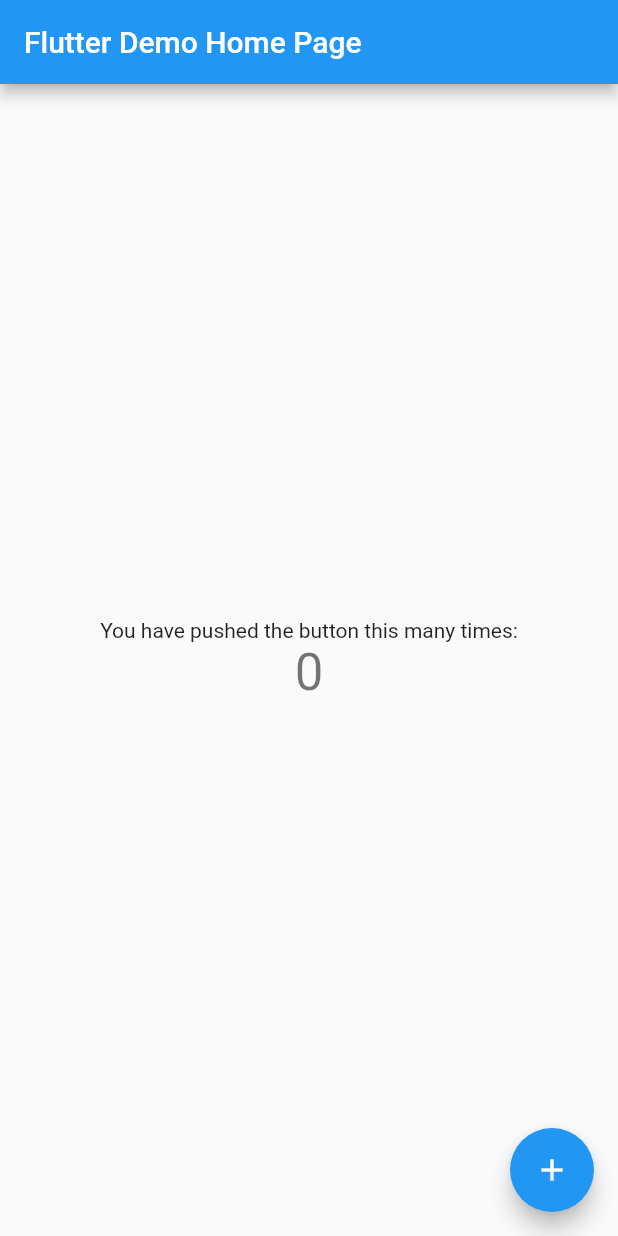
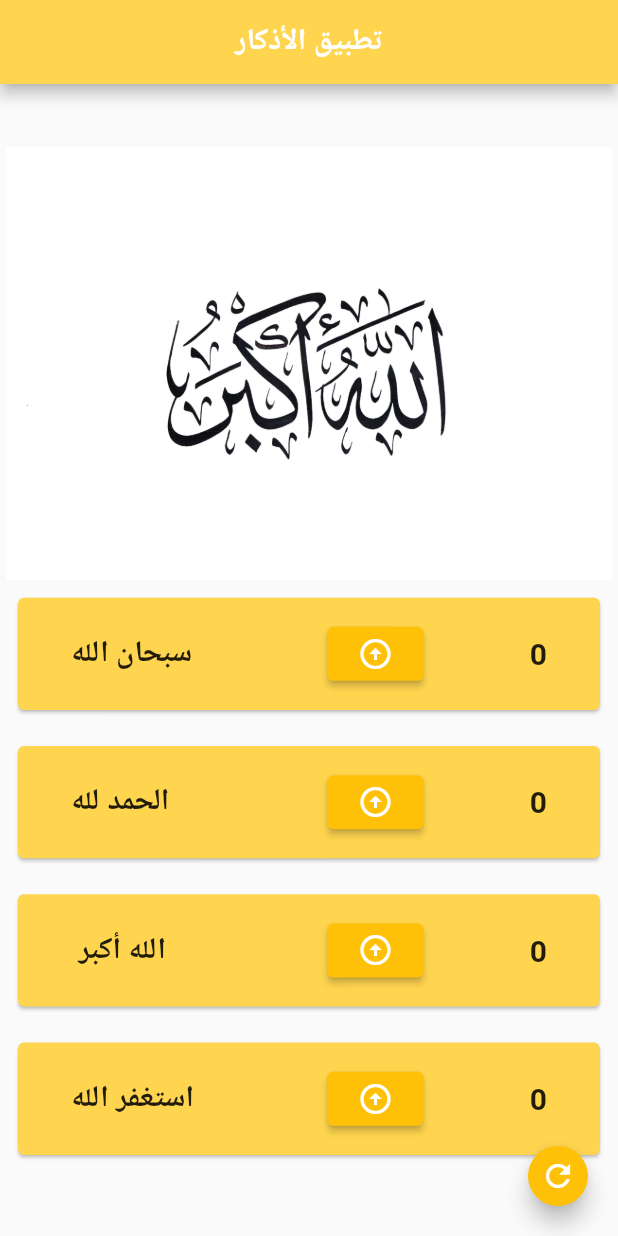
Before and after one commit to Mohamedabdeltawab86/counters-with-different-state-managers, a Flutter app: the screen it shows after launch, on a phone screen of 412 x 824 dp. Run offline on Flutter 3.47's test engine with Material 2 defaults, Android fonts, the phone set to English and light mode, and no system bars.

Commit message:
add image and 4 zekrs

```diff
--- a/lib/main.dart
+++ b/lib/main.dart
@@ -1,3 +1,4 @@
+import 'package:counter_state_3/row.dart';
 import 'package:flutter/material.dart';
 
 void main() {
@@ -7,21 +8,12 @@
 class MyApp extends StatelessWidget {
   const MyApp({super.key});
 
-  // This widget is the root of your application.
   @override
   Widget build(BuildContext context) {
     return MaterialApp(
+      debugShowCheckedModeBanner: false,
       title: 'Flutter Demo',
       theme: ThemeData(
-        // This is the theme of your application.
-        //
-        // Try running your application with "flutter run". You'll see the
-        // application has a blue toolbar. Then, without quitting the app, try
-        // changing the primarySwatch below to Colors.green and then invoke
-        // "hot reload" (press "r" in the console where you ran "flutter run",
-        // or simply save your changes to "hot reload" in a Flutter IDE).
-        // Notice that the counter didn't reset back to zero; the application
-        // is not restarted.
         primarySwatch: Colors.blue,
       ),
       home: const MyHomePage(title: 'Flutter Demo Home Page'),
@@ -32,15 +24,6 @@
 class MyHomePage extends StatefulWidget {
   const MyHomePage({super.key, required this.title});
 
-  // This widget is the home page of your application. It is stateful, meaning
-  // that it has a State object (defined below) that contains fields that affect
-  // how it looks.
-
-  // This class is the configuration for the state. It holds the values (in this
-  // case the title) provided by the parent (in this case the App widget) and
-  // used by the build method of the State. Fields in a Widget subclass are
-  // always marked "final".
-
   final String title;
 
   @override
@@ -48,68 +31,105 @@
 }
 
 class _MyHomePageState extends State<MyHomePage> {
-  int _counter = 0;
+  int _counter1 = 0;
+  int _counter2 = 0;
+  int _counter3 = 0;
+  int _counter4 = 0;
 
-  void _incrementCounter() {
+  void _incrementCounter1() {
     setState(() {
-      // This call to setState tells the Flutter framework that something has
-      // changed in this State, which causes it to rerun the build method below
-      // so that the display can reflect the updated values. If we changed
-      // _counter without calling setState(), then the build method would not be
-      // called again, and so nothing would appear to happen.
-      _counter++;
+      _counter1++;
+    });
+  }
+
+  void _incrementCounter2() {
+    setState(() {
+      _counter2++;
+    });
+  }
+
+  void _incrementCounter3() {
+    setState(() {
+      _counter3++;
+    });
+  }
+
+  void _incrementCounter4() {
+    setState(() {
+      _counter4++;
     });
   }
 
   @override
   Widget build(BuildContext context) {
-    // This method is rerun every time setState is called, for instance as done
-    // by the _incrementCounter method above.
-    //
-    // The Flutter framework has been optimized to make rerunning build methods
-    // fast, so that you can just rebuild anything that needs updating rather
-    // than having to individually change instances of widgets.
     return Scaffold(
       appBar: AppBar(
-        // Here we take the value from the MyHomePage object that was created by
-        // the App.build method, and use it to set our appbar title.
-        title: Text(widget.title),
+        title: const Text('تطبيق الأذكار',
+            style: TextStyle(fontSize: 20, fontWeight: FontWeight.bold)),
+        // color of the app bar text
+
+        centerTitle: true,
+        backgroundColor: Colors.amber[300],
       ),
       body: Center(
-        // Center is a layout widget. It takes a single child and positions it
-        // in the middle of the parent.
         child: Column(
-          // Column is also a layout widget. It takes a list of children and
-          // arranges them vertically. By default, it sizes itself to fit its
-          // children horizontally, and tries to be as tall as its parent.
-          //
-          // Invoke "debug painting" (press "p" in the console, choose the
-          // "Toggle Debug Paint" action from the Flutter Inspector in Android
-          // Studio, or the "Toggle Debug Paint" command in Visual Studio Code)
-          // to see the wireframe for each widget.
-          //
-          // Column has various properties to control how it sizes itself and
-          // how it positions its children. Here we use mainAxisAlignment to
-          // center the children vertically; the main axis here is the vertical
-          // axis because Columns are vertical (the cross axis would be
-          // horizontal).
           mainAxisAlignment: MainAxisAlignment.center,
           children: <Widget>[
-            const Text(
-              'You have pushed the button this many times:',
+
+            //   decoration: const BoxDecoration(
+            //     // color: Colors.orangeAccent,
+            //     image: DecorationImage(
+            //       image: AssetImage("assets/images/stellarium-005.png"),
+            //       fit: BoxFit.cover,
+            //       alignment: Alignment.topCenter,
+            //     ),
+            //   ),
+            // ),
+            Container(
+              height: MediaQuery.of(context).size.height * 0.35,
+              child: Image(image: AssetImage("assets/images/takbeer.jpg"), fit: BoxFit.cover,)),
+
+            MyZekr(
+              title: 'سبحان الله',
+              onPressed: _incrementCounter1,
+              data: _counter1,
+              // image: 'assets/images/hamd.jpg',
             ),
-            Text(
-              '$_counter',
-              style: Theme.of(context).textTheme.headline4,
+            MyZekr(
+              title: 'الحمد لله',
+              onPressed: _incrementCounter2,
+              data: _counter2,
+            ),
+            MyZekr(
+              title: ' الله أكبر',
+              onPressed: _incrementCounter3,
+              data: _counter3,
+            ),
+            MyZekr(
+              title: 'استغفر الله',
+              onPressed: _incrementCounter4,
+              data: _counter4,
             ),
           ],
         ),
       ),
       floatingActionButton: FloatingActionButton(
-        onPressed: _incrementCounter,
+        backgroundColor: Colors.amber,
+        // center poisitioned floating action button
+        mini: true,
+        onPressed: reset,
         tooltip: 'Increment',
-        child: const Icon(Icons.add),
-      ), // This trailing comma makes auto-formatting nicer for build methods.
+        child: const Icon(Icons.refresh),
+      ),
     );
   }
+
+  void reset() {
+    setState(() {
+      _counter1 = 0;
+      _counter2 = 0;
+      _counter3 = 0;
+      _counter4 = 0;
+    });
+  }
 }
--- /dev/null
+++ b/lib/row.dart
@@ -0,0 +1,54 @@
+import 'package:flutter/material.dart';
+import 'package:flutter/src/widgets/container.dart';
+import 'package:flutter/src/widgets/framework.dart';
+
+class MyZekr extends StatelessWidget {
+  MyZekr(
+      {super.key,
+      required this.onPressed,
+      this.data,
+      required this.title,
+      // required this.image
+      });
+  int? data;
+  final String title;
+  // add image
+  // final String image;
+  final void Function() onPressed;
+
+  @override
+  Widget build(BuildContext context) {
+    return Container(
+        padding: const EdgeInsets.all(8),
+        height: MediaQuery.of(context).size.height * 0.12,
+        child: Card(
+          color: Colors.amber[300],
+          child:
+              Row(mainAxisAlignment: MainAxisAlignment.spaceAround, children: [
+
+            Container(
+              width: 100,
+              child: Text(
+                title,
+                style:
+                    const TextStyle(fontWeight: FontWeight.bold, fontSize: 20),
+              ),
+            ),
+            ElevatedButton(
+              onPressed: onPressed,
+              style: ElevatedButton.styleFrom(
+                primary: Colors.amber[500],
+              ),
+              child: const Icon(
+                Icons.arrow_circle_up,
+                color: Colors.white,
+              ),
+            ),
+            Text(
+              data.toString(),
+              style: const TextStyle(fontWeight: FontWeight.bold, fontSize: 20),
+            ),
+          ]),
+        ));
+  }
+}
--- a/pubspec.yaml
+++ b/pubspec.yaml
@@ -58,8 +58,9 @@
   uses-material-design: true
 
   # To add assets to your application, add an assets section, like this:
-  # assets:
-  #   - images/a_dot_burr.jpeg
+  assets:
+    - assets/images/
+    - assets/images/stellarium-005.png
   #   - images/a_dot_ham.jpeg
 
   # An image asset can refer to one or more resolution-specific "variants", see
```
Also changed, not shown: assets/images/Muhammad.jpg (added), assets/images/Subhan-Allah.jpg (added), assets/images/hamd.jpg (added), assets/images/stellarium-005.png (added), assets/images/takbeer.jpg (added), lib/azkar/tasbeeh.dart (added).
